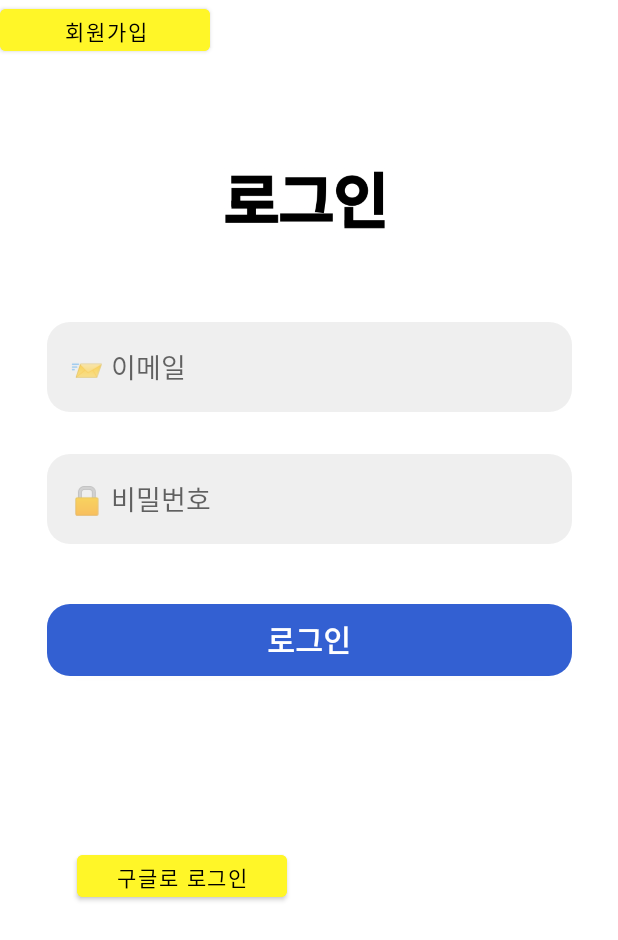
After one commit to hyeon8314/AI_Story, an Android app: the layout login.xml on its own in the app's theme, with its tools: preview values and no code run, on a phone screen of 412 x 824 dp. The commit adds this screen. Shown: the top 940 px of the screen. Run offline under Robolectric (Android 15) with nearby library versions, the phone set to English and light mode, and no system bars.

Commit message:
login.xml,home.xml 추가, intro.xml 수정

```diff
--- /dev/null
+++ b/app/src/main/res/drawable/btn_1.xml
@@ -0,0 +1,5 @@
+<?xml version="1.0" encoding="utf-8"?>
+<shape xmlns:android="http://schemas.android.com/apk/res/android">
+    <corners android:radius="15dp"/>
+    <solid android:color="#F2EFEFEF"/>
+</shape>
--- /dev/null
+++ b/app/src/main/res/drawable/btn_2.xml
@@ -0,0 +1,5 @@
+<?xml version="1.0" encoding="utf-8"?>
+<shape xmlns:android="http://schemas.android.com/apk/res/android">
+    <corners android:radius="15dp"/>
+    <solid android:color="#3360d2"/>
+</shape>
--- /dev/null
+++ b/app/src/main/res/layout/login.xml
@@ -0,0 +1,93 @@
+<?xml version="1.0" encoding="utf-8"?>
+<androidx.constraintlayout.widget.ConstraintLayout xmlns:android="http://schemas.android.com/apk/res/android"
+    xmlns:app="http://schemas.android.com/apk/res-auto"
+    xmlns:tools="http://schemas.android.com/tools"
+    android:layout_width="match_parent"
+    android:layout_height="match_parent">
+
+    <ImageView
+        android:id="@+id/imageView2"
+        android:layout_width="119dp"
+        android:layout_height="53dp"
+        android:layout_marginTop="109dp"
+        app:layout_constraintEnd_toEndOf="parent"
+        app:layout_constraintStart_toStartOf="parent"
+        app:layout_constraintTop_toTopOf="parent"
+        app:srcCompat="@drawable/login"
+        android:contentDescription="@string/login_image_desc"
+        tools:layout_editor_absoluteY="109dp" />
+
+
+    <EditText
+        android:id="@+id/password_edit"
+        android:layout_width="350dp"
+        android:layout_height="60dp"
+        android:layout_marginTop="28dp"
+        android:autofillHints="password"
+        android:background="@drawable/btn_1"
+        android:hint="@string/password_hint"
+        android:inputType="numberPassword"
+        android:paddingStart="15dp"
+        android:paddingEnd="15dp"
+        app:layout_constraintEnd_toEndOf="parent"
+        app:layout_constraintHorizontal_bias="0.508"
+        app:layout_constraintStart_toStartOf="parent"
+        app:layout_constraintTop_toBottomOf="@+id/email_edit" />
+
+    <EditText
+        android:id="@+id/email_edit"
+        android:layout_width="350dp"
+        android:layout_height="60dp"
+        android:layout_marginTop="52dp"
+        android:autofillHints="emailAddress"
+        android:background="@drawable/btn_1"
+        android:hint="@string/email_hint"
+        android:inputType="textEmailAddress"
+        android:paddingStart="15dp"
+        android:paddingEnd="15dp"
+        app:layout_constraintEnd_toEndOf="parent"
+        app:layout_constraintHorizontal_bias="0.508"
+        app:layout_constraintStart_toStartOf="parent"
+        app:layout_constraintTop_toBottomOf="@+id/imageView2" />
+
+    <androidx.appcompat.widget.AppCompatButton
+        android:id="@+id/login_btn"
+        android:layout_width="350dp"
+        android:layout_height="wrap_content"
+        android:layout_marginTop="40dp"
+        android:background="@drawable/btn_2"
+        android:text="@string/login"
+        android:textColor="@android:color/white"
+        android:textSize="20sp"
+        android:textStyle="bold"
+        app:layout_constraintEnd_toEndOf="parent"
+        app:layout_constraintHorizontal_bias="0.508"
+        app:layout_constraintStart_toStartOf="parent"
+        app:layout_constraintTop_toBottomOf="@+id/password_edit" />
+
+    <Button
+        android:id="@+id/button"
+        android:layout_width="140dp"
+        android:layout_height="40dp"
+        android:layout_marginStart="51dp"
+        android:layout_marginEnd="74dp"
+        android:layout_marginBottom="220dp"
+        android:backgroundTint="#fff628"
+        android:text="구글로 로그인"
+        android:textColor="#000000"
+        app:layout_constraintBottom_toBottomOf="parent"
+        app:layout_constraintEnd_toStartOf="@+id/button2"
+        app:layout_constraintHorizontal_bias="0.0"
+        app:layout_constraintStart_toStartOf="parent" />
+
+    <Button
+        android:id="@+id/button2"
+        android:layout_width="140dp"
+        android:layout_height="40dp"
+        android:backgroundTint="#fff628"
+        android:text="회원가입"
+        android:textColor="#000000"
+        tools:layout_editor_absoluteX="220dp"
+        tools:layout_editor_absoluteY="471dp" />
+
+</androidx.constraintlayout.widget.ConstraintLayout>
--- a/app/src/main/res/values/strings.xml
+++ b/app/src/main/res/values/strings.xml
@@ -1,3 +1,11 @@
 <resources>
     <string name="app_name">AI Story</string>
+    <string name="ai_story_usage">AI 스토리 이용방법</string>
+    <string name="login">로그인</string>
+    <string name="signup">회원가입</string>
+    <string name="email_hint">📨 이메일</string>
+    <string name="password_hint">🔒 비밀번호</string>
+    <string name="login_image_desc">로그인 이미지</string>
+    <string name="google_login">구글로 로그인</string>
+
 </resources>
```
Also changed, not shown: app/src/main/res/layout/home.xml (added, +65 -0 lines), app/src/main/res/layout/intro.xml (+10 -8 lines), app/src/main/java/com/example/aistory/MainActivity.java (line endings or trailing spaces), app/src/main/res/drawable/home1.png (added), app/src/main/res/drawable/login.png (added), app/src/main/res/drawable/main_logo.png (added).
